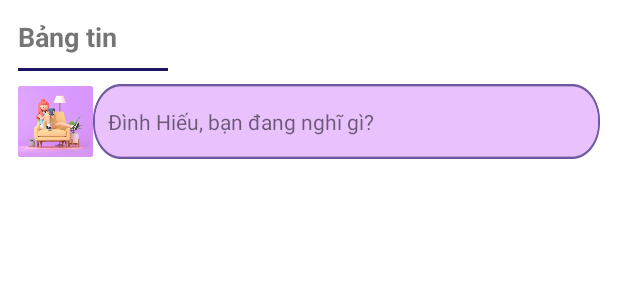
After one commit to kreazyme/Mentorship, an Android app: the layout forum_screen.xml on its own in the app's theme, with its tools: preview values and no code run, on a phone screen of 412 x 824 dp. The commit adds this screen. Shown: the top 300 px of the screen. Run offline under Robolectric (Android 15) with nearby library versions, the phone set to English and light mode, and no system bars.

Commit message:
add base file forum screen

```diff
--- a/app/src/main/res/layout/calendar_screen.xml
+++ b/app/src/main/res/layout/calendar_screen.xml
@@ -1,5 +1,6 @@
 <?xml version="1.0" encoding="utf-8"?>
-<LinearLayout xmlns:android="http://schemas.android.com/apk/res/android"
+<LinearLayout
+    xmlns:android="http://schemas.android.com/apk/res/android"
     android:layout_width="match_parent"
     android:orientation="vertical"
     android:layout_height="match_parent">
--- /dev/null
+++ b/app/src/main/res/layout/forum_screen.xml
@@ -0,0 +1,39 @@
+<?xml version="1.0" encoding="utf-8"?>
+<LinearLayout xmlns:android="http://schemas.android.com/apk/res/android"
+    android:layout_width="match_parent"
+    android:padding="12dp"
+    android:orientation="vertical"
+    android:layout_height="match_parent">
+<TextView
+    android:layout_width="wrap_content"
+    android:text="Bảng tin"
+    android:textSize="18dp"
+    android:textStyle="bold"
+    android:layout_height="wrap_content"/>
+    <ImageView
+        android:layout_width="150px"
+        android:layout_marginVertical="8dp"
+        android:src="@drawable/horizontal_line"
+        android:layout_height="3dp"/>
+<LinearLayout
+    android:layout_width="match_parent"
+    android:layout_height="50dp">
+    <ImageView
+        android:layout_width="50dp"
+        android:src="@drawable/logo"
+        android:id="@+id/forum_avatar"
+        android:layout_height="50dp"/>
+    <TextView
+        android:layout_width="wrap_content"
+        android:background="@drawable/new_post_bg"
+        android:padding="10dp"
+        android:text="Đình Hiếu, bạn đang nghĩ gì?"
+        android:gravity="center_vertical"
+        android:layout_height="50dp"/>
+</LinearLayout>
+    <ScrollView
+        android:layout_width="match_parent"
+        android:layout_height="wrap_content">
+
+    </ScrollView>
+</LinearLayout>
```
Also changed, not shown: app/src/main/res/drawable/horizontal_line.png (added), app/src/main/res/drawable/new_post_bg.png (added).
